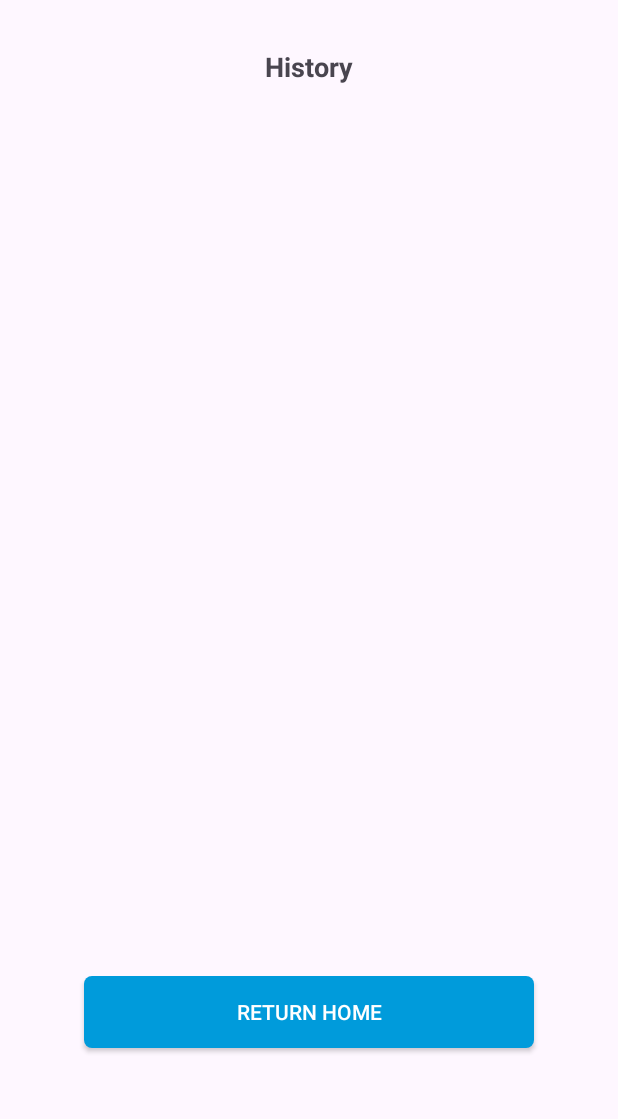
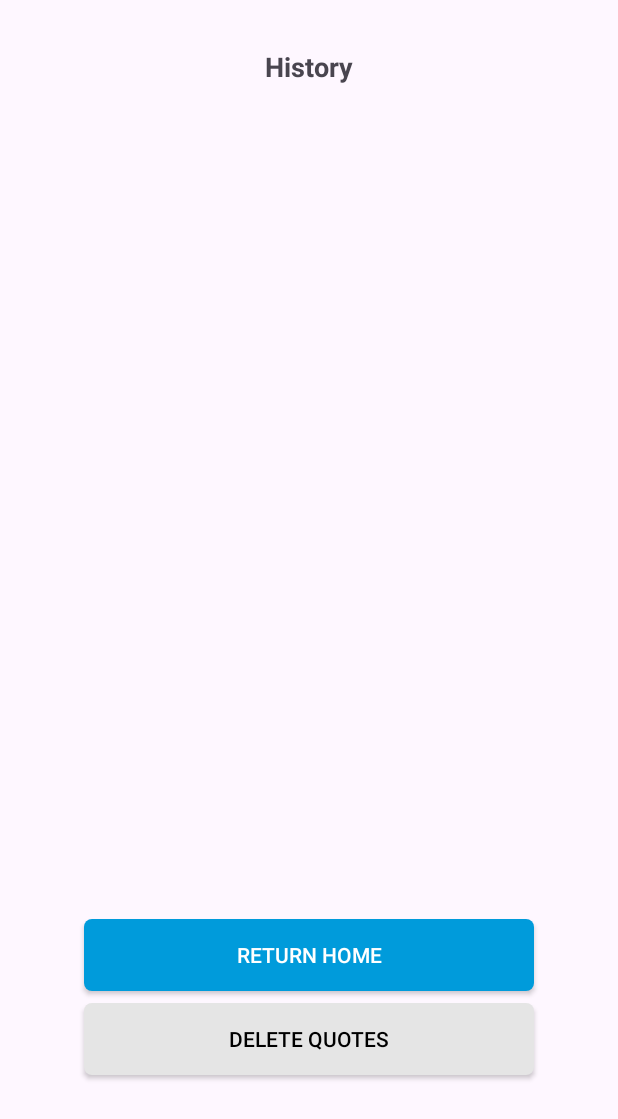
Before and after one commit to edu-flores/pricing-android-app, an Android app: the HistoryActivity screen opened directly, with no data from a screen before it, on a phone screen of 412 x 824 dp. Shown: the top 1119 px of the screen. Run offline under Robolectric (Android 15) with nearby library versions, the phone set to English and light mode, and no system bars; our stand-ins replace Room's generated code; network calls fail; 2 statements that could not run were skipped.

Commit message:
delete quotes button

```diff
--- a/app/src/main/java/com/example/pricingapp/HistoryActivity.kt
+++ b/app/src/main/java/com/example/pricingapp/HistoryActivity.kt
@@ -3,6 +3,7 @@ package com.example.pricingapp
 import android.content.Intent
 import androidx.appcompat.app.AppCompatActivity
 import android.os.Bundle
+import androidx.appcompat.app.AlertDialog
 import androidx.recyclerview.widget.LinearLayoutManager
 import androidx.room.Room
 import com.example.pricingapp.databinding.QuoteHistoryBinding
@@ -13,6 +14,8 @@ import kotlinx.coroutines.launch
 class HistoryActivity : AppCompatActivity() {
     private lateinit var binding: QuoteHistoryBinding
     private val quoteList: MutableList<Quote> = mutableListOf()
+    private val db = Room.databaseBuilder(applicationContext,
+        AppDatabase::class.java, "QuoteDatabase.db").build()
 
     override fun onCreate(savedInstanceState: Bundle?) {
         super.onCreate(savedInstanceState)
@@ -24,7 +27,7 @@ class HistoryActivity : AppCompatActivity() {
         setupDatabase()
 
         // Navigation
-        setupMenuButtons()
+        setupButtons()
     }
 
     // Recycler view and adapter
@@ -37,9 +40,6 @@ class HistoryActivity : AppCompatActivity() {
 
     // SQLite
     private fun setupDatabase() {
-        val db = Room.databaseBuilder(applicationContext,
-            AppDatabase::class.java, "QuoteDatabase.db").build()
-
         GlobalScope.launch(Dispatchers.IO) {
             val quotes = db.quoteDao().getAllQuotes()
             launch(Dispatchers.Main) {
@@ -51,10 +51,37 @@ class HistoryActivity : AppCompatActivity() {
         }
     }
 
+    // Show confirmation dialog to delete all quotes
+    private fun showDialog() {
+        val builder = AlertDialog.Builder(this)
+
+        builder.setTitle("Delete")
+        builder.setMessage("Do you really want to delete all quotes?")
+
+        builder.setPositiveButton("Yes") { dialog, _ ->
+            GlobalScope.launch(Dispatchers.IO) {
+                db.quoteDao().deleteAllQuotes()
+            }
+            quoteList.clear()
+            binding.historyRecyclerView.adapter?.notifyDataSetChanged()
+            dialog.dismiss()
+        }
+        builder.setNegativeButton("No") { dialog, _ ->
+            dialog.dismiss()
+        }
+
+        val dialog = builder.create()
+        dialog.show()
+    }
+
     // Return to menu
-    private fun setupMenuButtons() {
+    private fun setupButtons() {
         binding.returnHomeButton.setOnClickListener {
             navigateToMainActivity()
+        }
+
+        binding.deleteQuotesButton.setOnClickListener {
+            showDialog()
         }
     }
 
--- a/app/src/main/java/com/example/pricingapp/QuoteDao.kt
+++ b/app/src/main/java/com/example/pricingapp/QuoteDao.kt
@@ -14,9 +14,6 @@ interface QuoteDao {
     @Query("SELECT * FROM quotes ORDER BY id DESC")
     fun getAllQuotes(): List<Quote>
 
-    @Update
-    fun updateQuote(quote: Quote): Int
-
-    @Delete
-    fun deleteQuote(quote: Quote): Int
+    @Query("DELETE FROM quotes")
+    fun deleteAllQuotes(): Void
 }
--- a/app/src/main/res/layout/quote_history.xml
+++ b/app/src/main/res/layout/quote_history.xml
@@ -34,7 +34,7 @@
     <androidx.recyclerview.widget.RecyclerView
         android:id="@+id/historyRecyclerView"
         android:layout_width="0dp"
-        android:layout_height="530dp"
+        android:layout_height="500dp"
         android:layout_marginTop="32dp"
         tools:listitem="@layout/quote_item"
         app:layout_constraintEnd_toStartOf="@+id/guideline8"
@@ -45,13 +45,25 @@
         android:id="@+id/returnHomeButton"
         android:layout_width="300dp"
         android:layout_height="wrap_content"
-        android:layout_marginTop="32dp"
+        android:layout_marginTop="24dp"
+        android:background="@drawable/action_button"
         android:text="Return Home"
-        android:background="@drawable/action_button"
         android:textColor="@color/white"
         app:layout_constraintEnd_toEndOf="parent"
         app:layout_constraintHorizontal_bias="0.5"
         app:layout_constraintStart_toStartOf="parent"
         app:layout_constraintTop_toBottomOf="@+id/historyRecyclerView" />
 
+    <android.widget.Button
+        android:id="@+id/deleteQuotesButton"
+        android:layout_width="300dp"
+        android:layout_height="wrap_content"
+        android:layout_marginTop="8dp"
+        android:background="@drawable/secondary_button"
+        android:text="Delete Quotes"
+        android:textColor="@color/black"
+        app:layout_constraintEnd_toStartOf="@+id/guideline8"
+        app:layout_constraintStart_toStartOf="@+id/guideline7"
+        app:layout_constraintTop_toBottomOf="@+id/returnHomeButton" />
+
 </androidx.constraintlayout.widget.ConstraintLayout>
```
